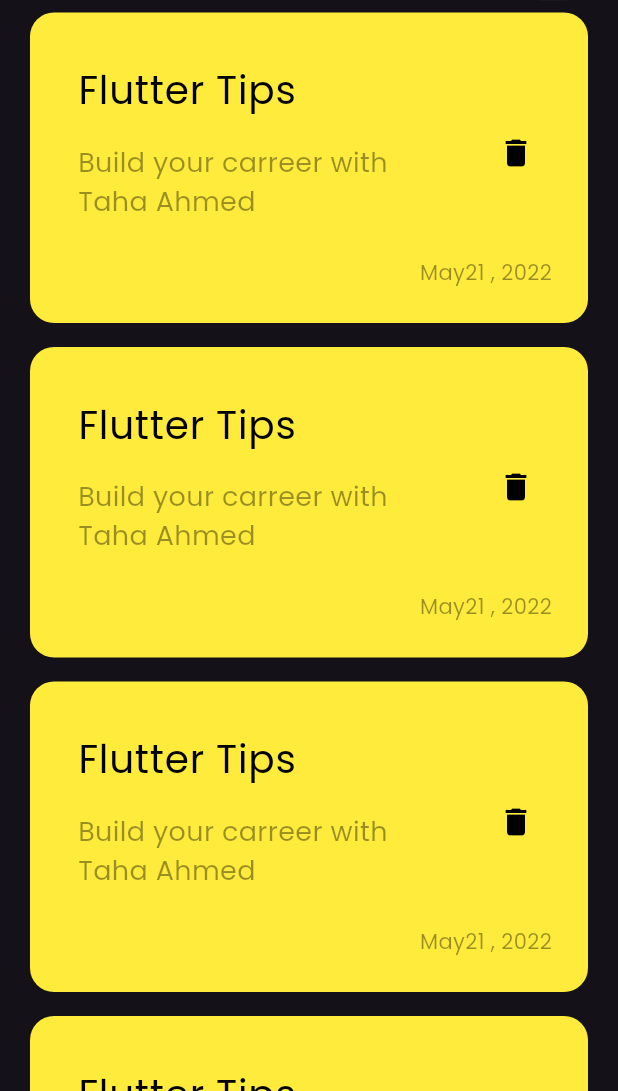
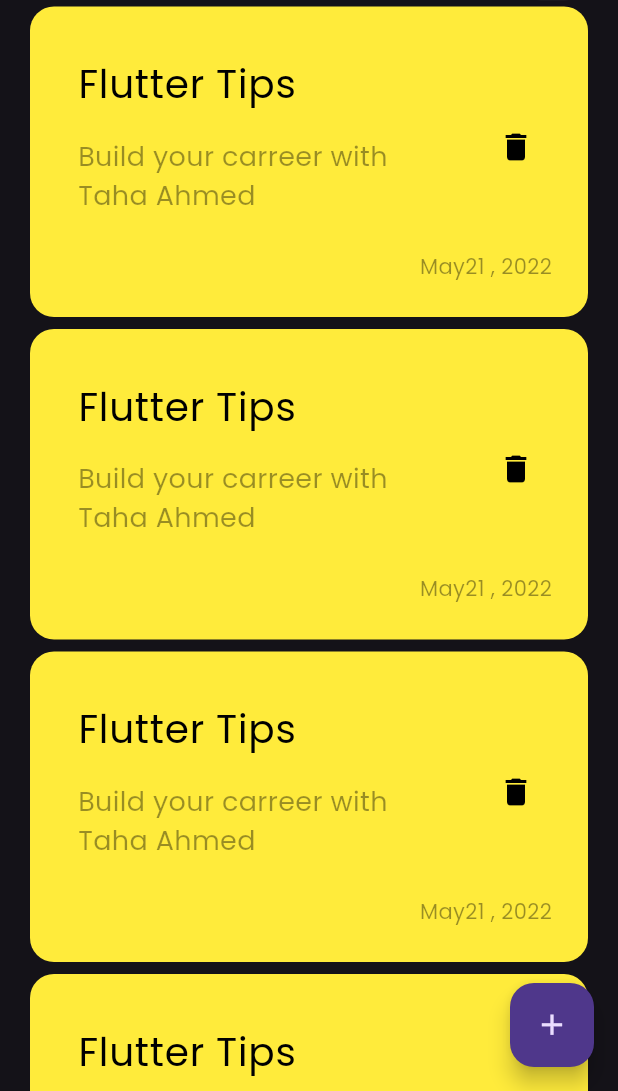
Before and after one commit to TahaAhmed-hup/Notes-App, a Flutter app: the screen it shows after launch, on a phone screen of 412 x 824 dp, the part 145-1236 px from its top. Run offline on Flutter 3.47's test engine with Material 3 defaults, Android fonts, the phone set to English and light mode, and no system bars.

Commit message:
add floating action button

```diff
--- a/lib/view/notes_views.dart
+++ b/lib/view/notes_views.dart
@@ -6,8 +6,15 @@
 
   @override
   Widget build(BuildContext context) {
-    return const Scaffold(
-      body: NotesViewBody(),
+    return Scaffold(
+      floatingActionButton: FloatingActionButton(
+        onPressed: () {},
+        child: const Icon(
+          Icons.add,
+          size: 23,
+        ),
+      ),
+      body: const NotesViewBody(),
     );
   }
 }
--- a/lib/widgets/notes_list_view.dart
+++ b/lib/widgets/notes_list_view.dart
@@ -8,7 +8,7 @@
   Widget build(BuildContext context) {
     return ListView.builder(itemBuilder: (context, item) {
       return const Padding(
-        padding: EdgeInsets.symmetric(vertical: 8),
+        padding: EdgeInsets.symmetric(vertical: 4),
         child: NoteItem(),
       );
     });
```
